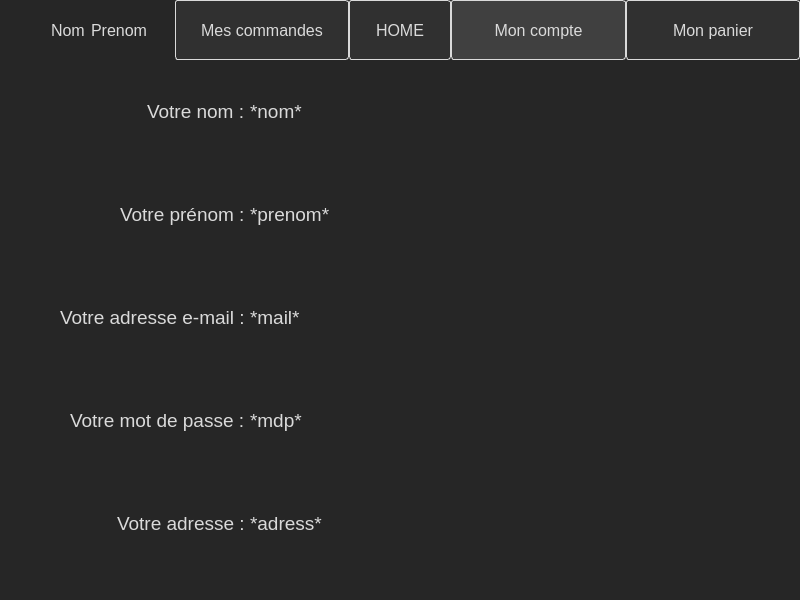
Before: the Qt Designer form UberMedoc/compte.ui in GregDAka/Ubermedoc, drawn with Qt 5.
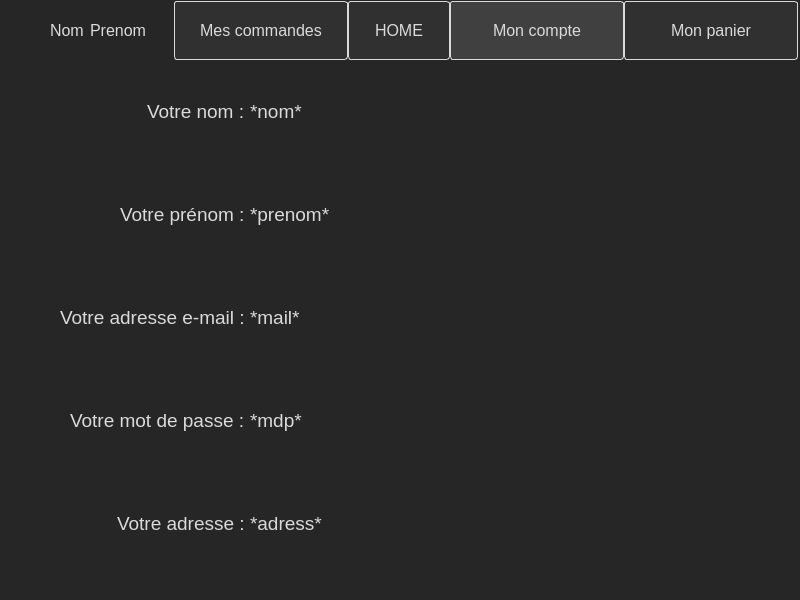
After: the same form once the commit is applied.

Patch:
```diff
--- a/UberMedoc/compte.ui
+++ b/UberMedoc/compte.ui
@@ -62,6 +62,12 @@
      <property name="spacing">
       <number>0</number>
      </property>
+     <property name="topMargin">
+      <number>1</number>
+     </property>
+     <property name="rightMargin">
+      <number>2</number>
+     </property>
      <item>
       <layout class="QHBoxLayout" name="horizontalLayout">
        <property name="spacing">
```
